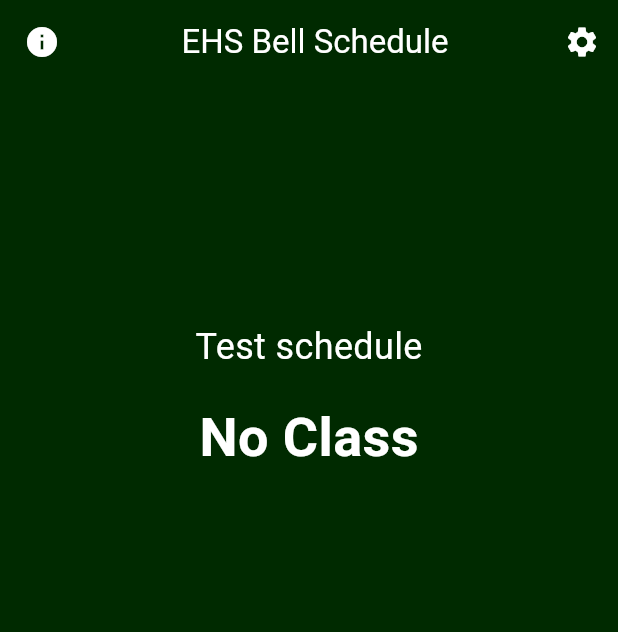
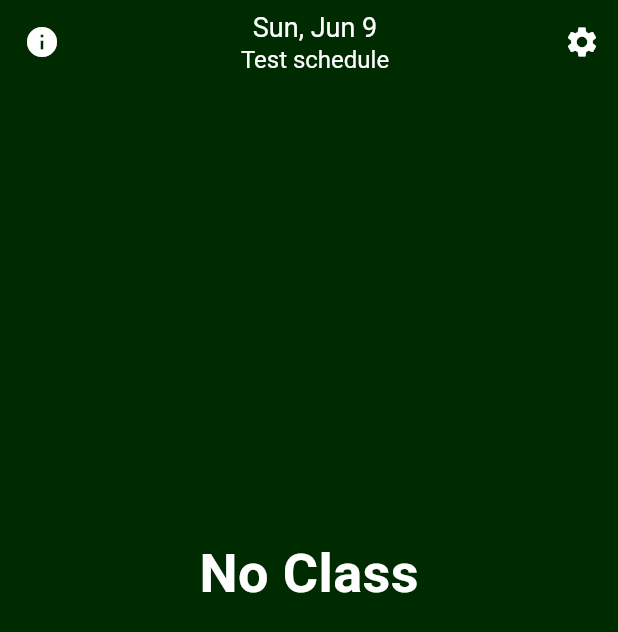
Before and after one commit to alexliao95311/ehs-bell-schedule, a Flutter app: the screen it shows after launch, on a phone screen of 412 x 824 dp. Shown: the top 632 px of the screen. Run offline on Flutter 3.47's test engine with Material 3 defaults, Android fonts, the phone set to English and light mode, and no system bars; our stand-ins replace awesome_notifications.

Commit message:
huge UI makeover for front page

```diff
--- a/lib/main.dart
+++ b/lib/main.dart
@@ -161,7 +161,7 @@ class _HomePageState extends State<HomePage> {
       {'start': '12:05', 'end': '12:40', 'period': 'Period 6'},
     ],
     'Saturday': [
-      {'start': '21:30', 'end':'22:48', 'period':'Period 0'}
+      {'start': '21:30', 'end':'23:48', 'period':'Period 0'}
     ]
   };
 
@@ -362,10 +362,18 @@ class _HomePageState extends State<HomePage> {
           icon: const Icon(Icons.info, color: Colors.white),
           onPressed: _openInformation,
         ),
-        title: const Center(
-          child: Text(
-            'EHS Bell Schedule',
-            style: TextStyle(color: Colors.white),
+        title: Center(
+          child: Column(
+            children: [
+              Text(
+                DateFormat('E, MMM d').format(DateTime.now()),
+                style: const TextStyle(color: Colors.white, fontSize: 18),
+              ),
+              Text(
+                _currentSchedule,
+                style: const TextStyle(color: Colors.white, fontSize: 16),
+              ),
+            ],
           ),
         ),
         actions: [
@@ -377,19 +385,42 @@ class _HomePageState extends State<HomePage> {
       ),
       body: Center(
         child: Column(
-          mainAxisAlignment: MainAxisAlignment.start,
-          crossAxisAlignment: CrossAxisAlignment.center,
+          mainAxisAlignment: MainAxisAlignment.center,
           children: <Widget>[
-            const SizedBox(height: 150),
-            if (_currentSchedule != 'No schedule')
-              Padding(
-                padding: const EdgeInsets.all(8.0),
-                child: Text(
-                  _currentSchedule,
-                  style: const TextStyle(fontSize: 24, color: Colors.white),
+            Spacer(flex: 2),
+            if (_currentClass != 'No Class')
+              SizedBox(
+                height: 200,
+                width: 200,
+                child: Stack(
+                  fit: StackFit.expand,
+                  children: [
+                    CircularProgressIndicator(
+                      value: 1 - _calculateProgress(), // Countdown counterclockwise
+                      strokeWidth: 10,
+                      backgroundColor: Colors.grey,
+                      valueColor: AlwaysStoppedAnimation<Color>(Colors.white),
+                    ),
+                    Center(
+                      child: Column(
+                        mainAxisAlignment: MainAxisAlignment.center,
+                        children: [
+                          Text(
+                            _timeLeft,
+                            style: const TextStyle(fontSize: 36, color: Colors.white),
+                          ),
+                          const Text(
+                            'left',
+                            style: TextStyle(fontSize: 24, color: Colors.white),
+                          ),
+                        ],
+                      ),
+                    ),
+
+                  ],
                 ),
               ),
-            const SizedBox(height: 10),
+            const SizedBox(height: 30),
             Text(
               _currentClass,
               style: const TextStyle(fontSize: 36, fontWeight: FontWeight.bold, color: Colors.white),
@@ -400,21 +431,35 @@ class _HomePageState extends State<HomePage> {
                 _periodDuration,
                 style: const TextStyle(fontSize: 24, color: Colors.white),
               ),
-            const SizedBox(height: 20),
-            //if (_currentClass != 'No Class')
-              //const Text(
-                //'Time Left:',
-                //style: TextStyle(fontSize: 20, color: Colors.white),
-              //),
-            if (_currentClass != 'No Class')
-              Text(
-                _timeLeft,
-                style: const TextStyle(fontSize: 30, fontWeight: FontWeight.bold, color: Colors.white),
-              ),
+            Spacer(flex: 3),
           ],
         ),
       ),
     );
+  }
+
+  double _calculateProgress() {
+    DateTime now = DateTime.now();
+    String day = _getDayOfWeek(now);
+    List<Map<String, String>> schedule = schedules[day] ?? [];
+
+    for (var period in schedule) {
+      if (!hasZeroPeriod && period['period'] == 'Period 0') continue;
+
+      DateTime start = DateTime(now.year, now.month, now.day,
+          int.parse(period['start']!.split(':')[0]),
+          int.parse(period['start']!.split(':')[1]));
+      DateTime end = DateTime(now.year, now.month, now.day,
+          int.parse(period['end']!.split(':')[0]),
+          int.parse(period['end']!.split(':')[1]));
+
+      if (now.isAfter(start) && now.isBefore(end)) {
+        double totalDuration = end.difference(start).inSeconds.toDouble();
+        double elapsedDuration = now.difference(start).inSeconds.toDouble();
+        return elapsedDuration / totalDuration;
+      }
+    }
+    return 0.0;
   }
 }
 
```
